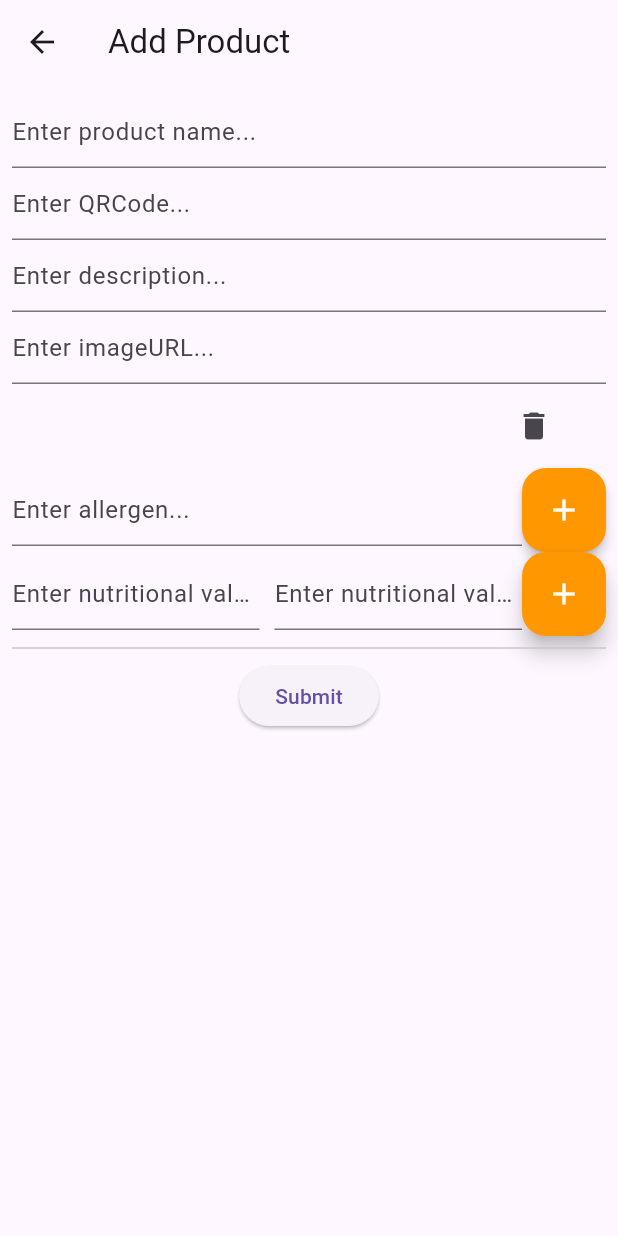
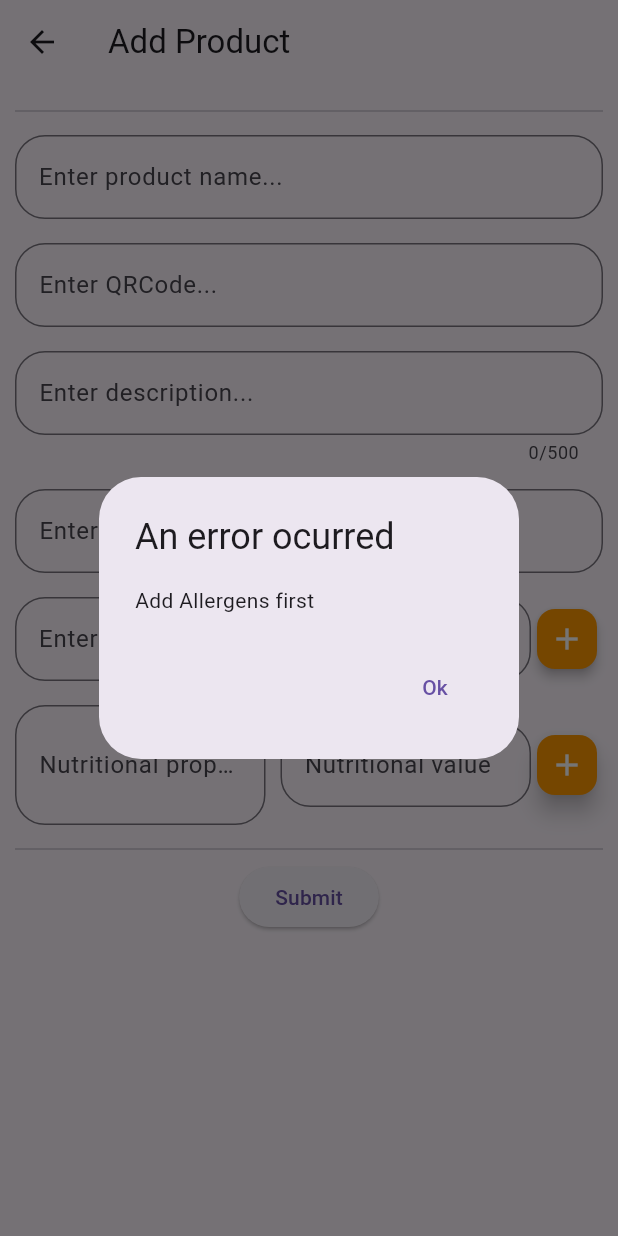
Before and after one commit to alomex21/FractolioFinal, a Flutter app: the ProductInfoForm screen opened by its route, after a tap on the "add" icon, on a phone screen of 412 x 824 dp. Run offline on Flutter 3.47's test engine with Material 2 defaults, Android fonts, the phone set to English and light mode, and no system bars; our stand-ins replace camera, cloud_firestore, firebase_auth, firebase_core, permission_handler; missing offline and left inert: mobile_scanner, string_capitalize; accounts and stored records are empty.

Commit message:
Productchanges

```diff
--- a/lib/views/add_product.dart
+++ b/lib/views/add_product.dart
@@ -1,9 +1,7 @@
-import 'dart:io';
 import 'package:flutter/material.dart';
 import 'package:cloud_firestore/cloud_firestore.dart';
 import 'package:fractoliotesting/dialogs/error_dialog.dart';
 import 'package:fractoliotesting/models/addproduct.dart' as product;
-//import 'package:image_picker/image_picker.dart';
 
 class ProductInfoForm extends StatefulWidget {
   const ProductInfoForm({super.key});
@@ -27,8 +25,6 @@ class _ProductInfoFormState extends State<ProductInfoForm> {
   final List<String> _allergens = [];
   final Map<String, String> _nutritionalValues = {};
 
-  File? imageFile;
-
   @override
   void dispose() {
     super.dispose();
@@ -41,13 +37,6 @@ class _ProductInfoFormState extends State<ProductInfoForm> {
     _nutritionalValueController.dispose();
   }
 
-/*   _validateNutritionalValues(String value) {
-    if (value.isEmpty) {
-      return false;
-    }
-    return true;
-  } */
-
   @override
   Widget build(BuildContext context) {
     return Scaffold(
@@ -55,17 +44,36 @@ class _ProductInfoFormState extends State<ProductInfoForm> {
         title: const Text('Add Product'),
       ),
       body: Padding(
-        padding: const EdgeInsets.all(8.0),
+        padding: const EdgeInsets.all(10.0),
         child: Form(
           key: _formkey,
           child: SingleChildScrollView(
             child: Column(
+              crossAxisAlignment: CrossAxisAlignment.center,
+              mainAxisAlignment: MainAxisAlignment.center,
+              mainAxisSize: MainAxisSize.max,
               children: [
+                const Divider(),
                 _buildTextField(
-                    _productNameController, 'Enter product name...'),
-                _buildTextField(_qrCodeController, 'Enter QRCode...'),
-                _buildTextField(_descriptionController, 'Enter description...'),
-                _buildTextField(_imageURLController, 'Enter imageURL...'),
+                  _productNameController,
+                  'Enter product name...',
+                  textAlign: TextAlign.center,
+                ),
+                _buildTextField(
+                  _qrCodeController,
+                  'Enter QRCode...',
+                ),
+                _buildTextField(
+                  _descriptionController,
+                  'Enter description...',
+                  minLines: 1,
+                  showCounter: true,
+                  maxLength: 500,
+                ),
+                _buildTextField(
+                  _imageURLController,
+                  'Enter imageURL...',
+                ),
                 _buildAllergenListView(),
                 _addAllergenRow(),
                 _buildNutritionalListView(),
@@ -80,10 +88,31 @@ class _ProductInfoFormState extends State<ProductInfoForm> {
     );
   }
 
-  Widget _buildTextField(TextEditingController controller, String hintText) {
-    return TextFormField(
+  Widget _buildTextField(
+    TextEditingController controller,
+    String hintText, {
+    int? minLines,
+    int? maxLength,
+    bool showCounter = true,
+    TextAlign textAlign = TextAlign.left,
+  }) {
+    return Padding(
+      padding: const EdgeInsets.symmetric(vertical: 8.0),
+      child: TextFormField(
+        maxLines: null,
+        minLines: minLines ?? 1,
+        maxLength: maxLength,
         controller: controller,
-      decoration: InputDecoration(hintText: hintText),
+        textAlign: textAlign,
+        decoration: InputDecoration(
+          hintText: hintText,
+          labelText: hintText,
+          counterText: showCounter ? null : '',
+          border: OutlineInputBorder(
+            borderRadius: BorderRadius.circular(20),
+          ),
+        ),
+      ),
     );
   }
 
@@ -111,9 +140,10 @@ class _ProductInfoFormState extends State<ProductInfoForm> {
     return Row(
       children: [
         Expanded(
-          child: _buildTextField(_allergenController, 'Enter allergen...'),
+          child: _buildTextField(_allergenController, 'Enter allergen...',
+              textAlign: TextAlign.center),
         ),
-        FloatingActionButton(
+        FloatingActionButton.small(
           backgroundColor: Colors.orange,
           heroTag: "fab2",
           elevation: 3,
@@ -122,10 +152,14 @@ class _ProductInfoFormState extends State<ProductInfoForm> {
             color: Colors.white,
           ),
           onPressed: () {
+            if (_allergenController.text.trim().isNotEmpty) {
               setState(() {
                 _allergens.add(_allergenController.text);
                 _allergenController.clear();
               });
+            } else {
+              showErrorDialog(context, "Add Allergens first");
+            }
           },
         ),
       ],
@@ -158,21 +192,23 @@ class _ProductInfoFormState extends State<ProductInfoForm> {
     return Row(
       children: [
         Expanded(
-          child: _buildTextField(_nutritionalPropertyController,
-              'Enter nutritional value property...'),
+          child: _buildTextField(
+              _nutritionalPropertyController, 'Nutritional property'),
         ),
         const SizedBox(width: 10),
         Expanded(
-          child: _buildTextField(
-              _nutritionalValueController, 'Enter nutritional value...'),
+          child:
+              _buildTextField(_nutritionalValueController, 'Nutritional value'),
         ),
-        FloatingActionButton(
+        FloatingActionButton.small(
           backgroundColor: Colors.orange,
           child: const Icon(
             Icons.add,
             color: Colors.white,
           ),
           onPressed: () {
+            if (_nutritionalPropertyController.text.trim().isNotEmpty &&
+                _nutritionalValueController.text.trim().isNotEmpty) {
               setState(
                 () {
                   //https://dart.dev/language/collections#maps
@@ -183,6 +219,10 @@ class _ProductInfoFormState extends State<ProductInfoForm> {
                   _nutritionalValueController.clear();
                 },
               );
+            } else {
+              showErrorDialog(context,
+                  "You need atleast one nutritional property and value");
+            }
           },
         ),
       ],
@@ -195,37 +235,6 @@ class _ProductInfoFormState extends State<ProductInfoForm> {
       child: const Text('Submit'),
     );
   }
-
-/*   void _submitForm() async {
-    if (_formkey.currentState!.validate()) {
-      CollectionReference products =
-          FirebaseFirestore.instance.collection('Products');
-      await products.add({
-        'product_name': _productNameController.text,
-        'qr_code': _qrCodeController.text,
-        'description': _descriptionController.text,
-        'image_url': _imageURLController.text,
-        'allergens': _allergens,
-        'nutritional_values': _nutritionalValues,
-      });
-
-      // Clear the fields
-      _productNameController.clear();
-      _qrCodeController.clear();
-      _descriptionController.clear();
-      _imageURLController.clear();
-      _allergenController.clear();
-      _nutritionalPropertyController.clear();
-      _nutritionalValueController.clear();
-
-      // Clear the allergens and nutritional values lists
-      setState(() {
-        _allergens.clear();
-        _nutritionalValues.clear();
-      });
-    }
-  }
-} */
 
   void _submitForm() async {
     if (_formkey.currentState!.validate()) {
@@ -255,24 +264,23 @@ class _ProductInfoFormState extends State<ProductInfoForm> {
       await products.add(productfinal.toJson()).then(
         (value) {
           String idref = value.id;
-          products.doc(idref).update({"qr_code": idref});
+          products.doc(idref).update(
+            {
+              "qr_code": idref,
             },
+          ).whenComplete(
+            () => ScaffoldMessenger.of(context).showSnackBar(
+              const SnackBar(
+                content: Text(
+                  'Product Uploaded',
+                ),
+              ),
+            ),
+          );
+        },
+        onError: (e) => showErrorDialog(context, "Firebase Error!"),
       );
 
-      //final id = products.doc().id;
-
-      /* final key = products.doc();
-      await products.add({
-        'product_name': _productNameController.text,
-        'qr_code': products.id,
-        'description': _descriptionController.text,
-        'image_url': _imageURLController.text,
-        'allergens': _allergens,
-        'nutritional_values': _nutritionalValues,
-      }).then((value) {
-        String idref = value.id;
-        print(idref);
-      }); */
       //TODO: qr_code ingresar valor de su documento y de ahi crear imagen de qr y almacenar?
 
       // Clear the fields
```
Lines whose indentation alone changed are shown as unchanged.
